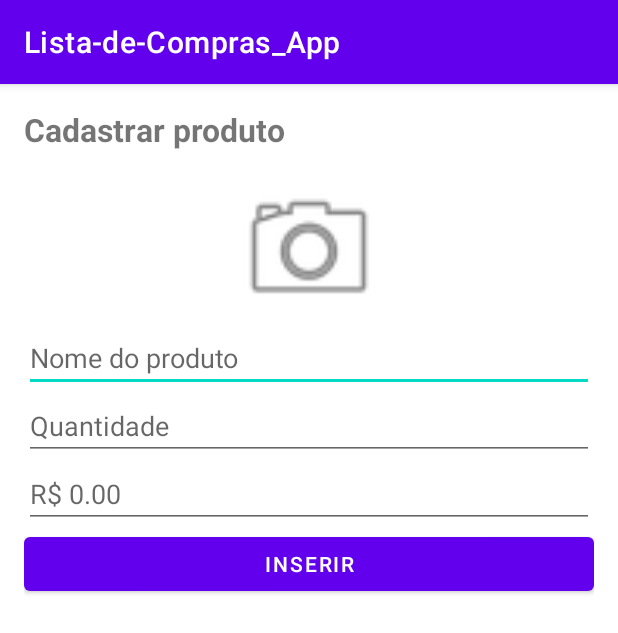
After one commit to Iago-America/KotlinExercises, an Android app: the CadastroActivity screen opened directly, with no data from a screen before it, on a phone screen of 412 x 824 dp. The commit adds this screen. Shown: the top 633 px of the screen. Run offline under Robolectric (Android 15) with nearby library versions, the phone set to English and light mode, and no system bars.

Commit message:
New Activity
Nova tela para o registro de itens

```diff
--- a/ListadeCompras_App/app/src/main/AndroidManifest.xml
+++ b/ListadeCompras_App/app/src/main/AndroidManifest.xml
@@ -10,6 +10,9 @@
         android:supportsRtl="true"
         android:theme="@style/Theme.ListadeCompras_App">
         <activity
+            android:name=".CadastroActivity"
+            android:exported="false" />
+        <activity
             android:name=".MainActivity"
             android:exported="true">
             <intent-filter>
--- /dev/null
+++ b/ListadeCompras_App/app/src/main/java/com/example/lista_de_compras_app/CadastroActivity.kt
@@ -0,0 +1,11 @@
+package com.example.lista_de_compras_app
+
+import androidx.appcompat.app.AppCompatActivity
+import android.os.Bundle
+
+class CadastroActivity : AppCompatActivity() {
+    override fun onCreate(savedInstanceState: Bundle?) {
+        super.onCreate(savedInstanceState)
+        setContentView(R.layout.activity_cadastro)
+    }
+}
--- a/ListadeCompras_App/app/src/main/java/com/example/lista_de_compras_app/MainActivity.kt
+++ b/ListadeCompras_App/app/src/main/java/com/example/lista_de_compras_app/MainActivity.kt
@@ -22,8 +22,6 @@ class MainActivity : AppCompatActivity() {
         btn_inserir.setOnClickListener {
             val produto = txt_produto.text.toString() //pegando o valor digitado pelo usuário
 
-            //produtosAdapter.add(produto) //enviando o item para a lista
-
             if (produto.isNotEmpty()) {
                 produtosAdapter.add(produto) //enviando o item para a lista
                 txt_produto.text.clear() //limpando a caixa de texto
--- /dev/null
+++ b/ListadeCompras_App/app/src/main/res/layout/activity_cadastro.xml
@@ -0,0 +1,52 @@
+<?xml version="1.0" encoding="utf-8"?>
+<LinearLayout xmlns:android="http://schemas.android.com/apk/res/android"
+    xmlns:app="http://schemas.android.com/apk/res-auto"
+    xmlns:tools="http://schemas.android.com/tools"
+    android:layout_width="match_parent"
+    android:layout_height="match_parent"
+    android:orientation="vertical"
+    android:padding="16dp"
+    tools:context=".CadastroActivity">
+
+    <TextView
+        android:layout_width="match_parent"
+        android:layout_height="wrap_content"
+        android:layout_marginBottom="15dp"
+        android:text="Cadastrar produto"
+        android:textSize="21sp"
+        android:textStyle="bold" />
+
+    <ImageView
+        android:id="@+id/img_foto_produto"
+        android:layout_width="100dp"
+        android:layout_height="100dp"
+        android:layout_gravity="center_horizontal"
+        android:src="@android:drawable/ic_menu_camera" />
+
+    <EditText
+        android:id="@+id/txt_produto"
+        android:layout_width="match_parent"
+        android:layout_height="wrap_content"
+        android:hint="Nome do produto" />
+
+    <EditText
+        android:id="@+id/txt_qtd"
+        android:layout_width="match_parent"
+        android:layout_height="wrap_content"
+        android:hint="Quantidade"
+        android:inputType="number" />
+
+    <EditText
+        android:id="@+id/txt_valor"
+        android:layout_width="match_parent"
+        android:layout_height="wrap_content"
+        android:hint="R$ 0.00"
+        android:inputType="numberDecimal" />
+
+    <Button
+        android:id="@+id/btn_inserir"
+        android:layout_width="match_parent"
+        android:layout_height="wrap_content"
+        android:text="Inserir" />
+
+</LinearLayout>
```
